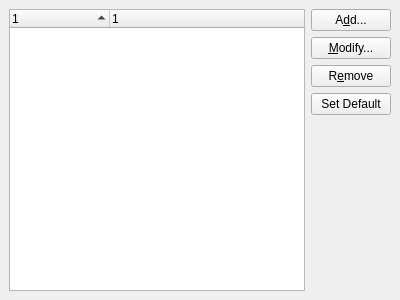
Old version of the form transportmanagementwidget.ui in the repository KDE/kmailtransport.
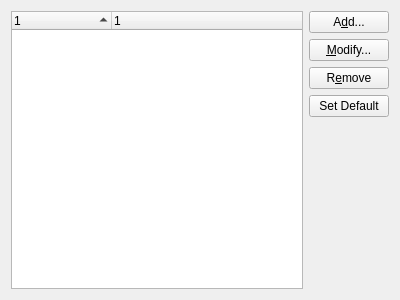
New version of the form. Custom widgets are drawn as their Qt base class.

The edit to the form file:
```diff
--- a/transportmanagementwidget.ui
+++ b/transportmanagementwidget.ui
@@ -10,12 +10,6 @@
    </rect>
   </property>
   <layout class="QGridLayout" >
-   <property name="margin" >
-    <number>9</number>
-   </property>
-   <property name="spacing" >
-    <number>6</number>
-   </property>
    <item row="4" column="1" >
     <spacer>
      <property name="orientation" >
```
